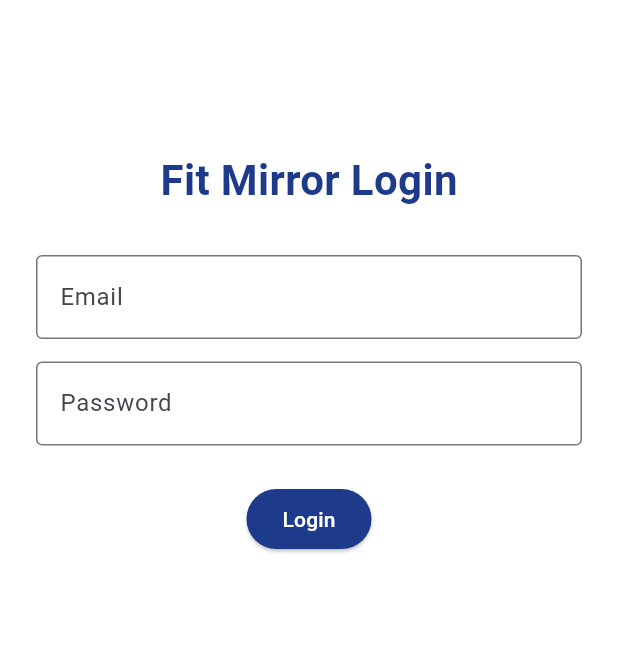
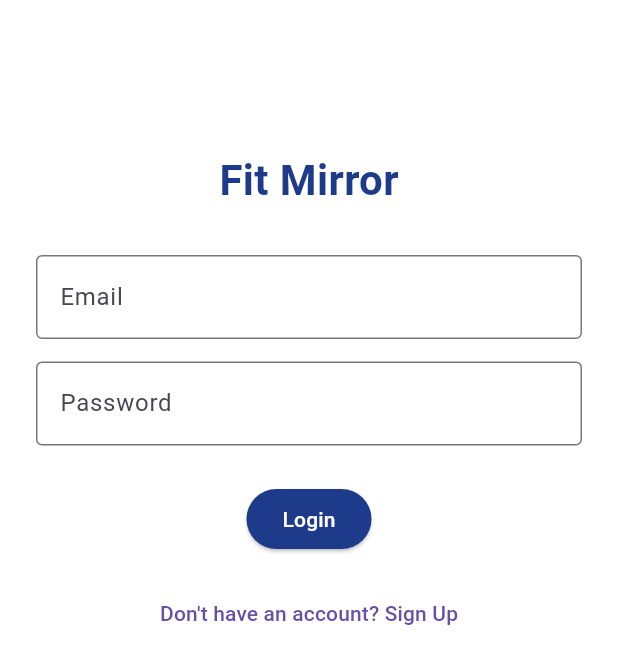
Before and after one commit to arfatabid/Fit-Mirror-FYP, a Flutter app: the screen it shows after launch, on a phone screen of 412 x 824 dp. Shown: the top 664 px of the screen. Run offline on Flutter 3.47's test engine with Material 3 defaults, Android fonts, the phone set to English and light mode, and no system bars; our stand-ins replace firebase_auth, firebase_core; accounts and stored records are empty; statements that could not run were skipped.

Commit message:
add sign up button

```diff
--- a/lib/ui/screens/login_screen.dart
+++ b/lib/ui/screens/login_screen.dart
@@ -1,6 +1,7 @@
 import 'package:flutter/material.dart';
 import 'package:provider/provider.dart';
 import '../../provider/auth_provider.dart';
+import 'signup_screen.dart';
 
 class LoginScreen extends StatelessWidget {
   final TextEditingController _emailController = TextEditingController();
@@ -18,7 +19,7 @@ class LoginScreen extends StatelessWidget {
           child: Column(
             mainAxisAlignment: MainAxisAlignment.center,
             children: [
-              const Text("Fit Mirror Login",
+              const Text("Fit Mirror",
                   style: TextStyle(fontSize: 28, fontWeight: FontWeight.bold, color: Color(0xFF1E3A8A))),
               const SizedBox(height: 30),
               TextField(controller: _emailController, decoration: const InputDecoration(labelText: 'Email', border: OutlineInputBorder())),
@@ -29,10 +30,24 @@ class LoginScreen extends StatelessWidget {
               Consumer<AuthProvider>(
                 builder: (context, auth, child) => auth.isLoading
                     ? const CircularProgressIndicator()
-                    : ElevatedButton(
-                  style: ElevatedButton.styleFrom(backgroundColor: const Color(0xFF1E3A8A), foregroundColor: Colors.white),
-                  onPressed: () => auth.login(_emailController.text, _passwordController.text, context),
-                  child: const Text("Login"),
+                    : Column(
+                  children: [
+                    ElevatedButton(
+                      style: ElevatedButton.styleFrom(backgroundColor: const Color(0xFF1E3A8A), foregroundColor: Colors.white),
+                      onPressed: () => auth.login(_emailController.text, _passwordController.text, context),
+                      child: const Text("Login"),
+                    ),
+                    const SizedBox(height: 15),
+                    TextButton(
+                      onPressed: () {
+                        Navigator.push(
+                          context,
+                          MaterialPageRoute(builder: (context) => SignupScreen()),
+                        );
+                      },
+                      child: const Text("Don't have an account? Sign Up"),
+                    ),
+                  ],
                 ),
               ),
             ],
```
